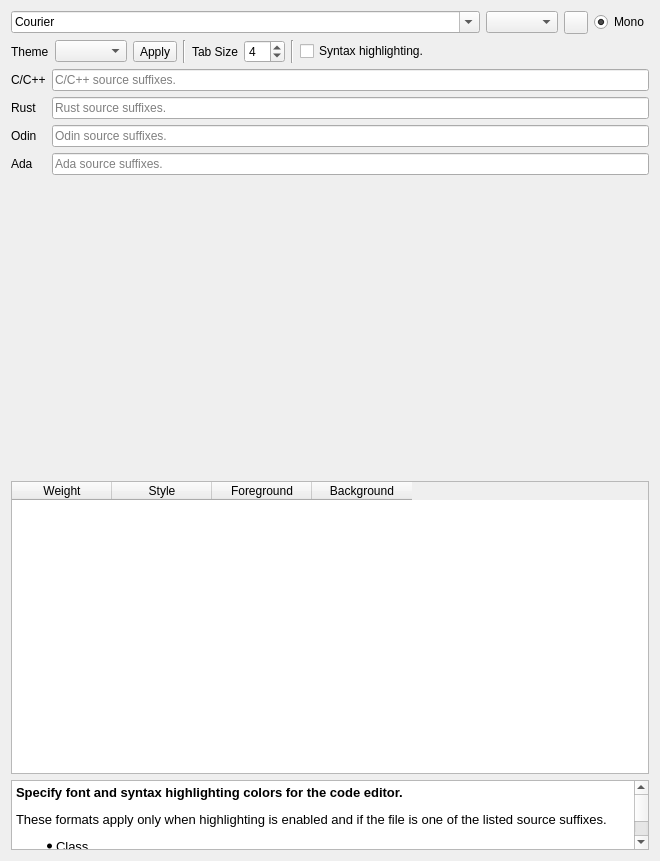
epasveer/seer, file src/SeerEditorConfigPage.ui: the form before one commit.
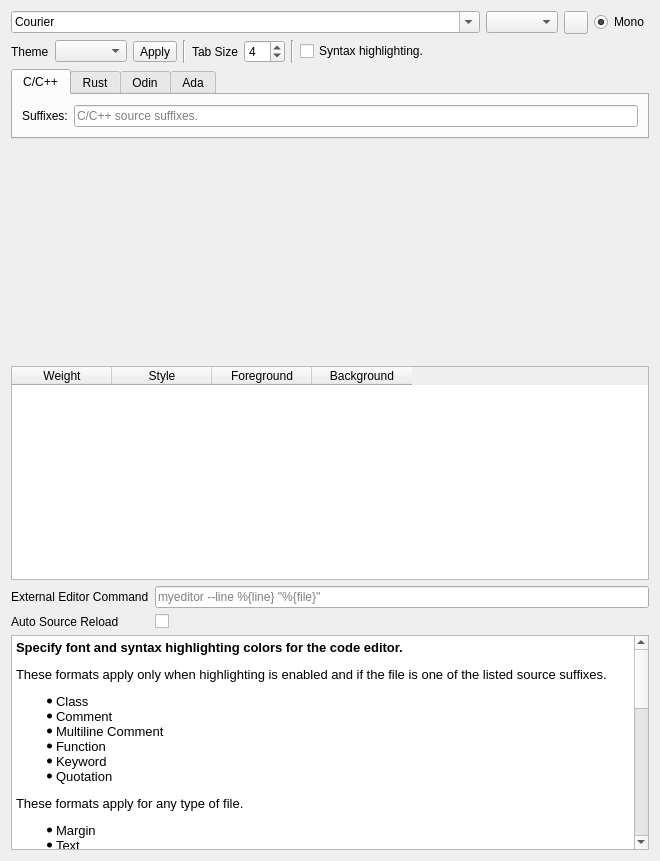
The form after the commit. Icons and pictures are not drawn. Custom widgets are drawn as their Qt base class.

Commit message:
Refactor the UI for the editor config page for future new languages
Using a tab for each language it will take less stacked vertical space and new languages will just be added as new tabs.

If a new language is added, a new tab should be simply added to the `.ui` and  a new branch in `handleLanguageTabChanged()` for updating the sample text.

```diff
--- a/src/SeerEditorConfigPage.ui
+++ b/src/SeerEditorConfigPage.ui
@@ -150,15 +150,23 @@
     </layout>
    </item>
    <item row="2" column="0">
-    <layout class="QGridLayout" name="gridLayout">
-     <item row="0" column="0">
-      <widget class="QLabel" name="cppLabel">
-       <property name="text">
+    <widget class="QTabWidget" name="languageTabWidget">
+     <property name="currentIndex">
+      <number>0</number>
+     </property>
+     <widget class="QWidget" name="tabCpp">
+      <attribute name="title">
         <string>C/C++</string>
+      </attribute>
+      <layout class="QHBoxLayout" name="horizontalLayoutCpp">
+       <item>
+        <widget class="QLabel" name="cppLabel">
+         <property name="text">
+          <string>Suffixes:</string>
        </property>
       </widget>
      </item>
-     <item row="0" column="1">
+       <item>
       <widget class="QHistoryLineEdit" name="cppSuffixesLineEdit">
        <property name="toolTip">
         <string>C/C++ source suffixes. Separated by '|'.</string>
@@ -171,14 +179,21 @@
        </property>
       </widget>
      </item>
-     <item row="1" column="0">
-      <widget class="QLabel" name="rustLabel">
-       <property name="text">
+      </layout>
+     </widget>
+     <widget class="QWidget" name="tabRust">
+      <attribute name="title">
         <string>Rust</string>
+      </attribute>
+      <layout class="QHBoxLayout" name="horizontalLayoutRust">
+       <item>
+        <widget class="QLabel" name="rustLabel">
+         <property name="text">
+          <string>Suffixes:</string>
        </property>
       </widget>
      </item>
-     <item row="1" column="1">
+       <item>
       <widget class="QHistoryLineEdit" name="rustSuffixesLineEdit">
        <property name="toolTip">
         <string>Rust source suffixes. Separated by '|'.</string>
@@ -191,14 +206,21 @@
        </property>
       </widget>
      </item>
-     <item row="2" column="0">
-      <widget class="QLabel" name="odinLabel">
-       <property name="text">
+      </layout>
+     </widget>
+     <widget class="QWidget" name="tabOdin">
+      <attribute name="title">
         <string>Odin</string>
+      </attribute>
+      <layout class="QHBoxLayout" name="horizontalLayoutOdin">
+       <item>
+        <widget class="QLabel" name="odinLabel">
+         <property name="text">
+          <string>Suffixes:</string>
        </property>
       </widget>
      </item>
-     <item row="2" column="1">
+       <item>
       <widget class="QHistoryLineEdit" name="odinSuffixesLineEdit">
        <property name="toolTip">
         <string>Odin source suffixes. Separated by '|'.</string>
@@ -211,14 +233,21 @@
        </property>
       </widget>
      </item>
-     <item row="3" column="0">
-      <widget class="QLabel" name="adaLabel">
-       <property name="text">
+      </layout>
+     </widget>
+     <widget class="QWidget" name="tabAda">
+      <attribute name="title">
         <string>Ada</string>
+      </attribute>
+      <layout class="QHBoxLayout" name="horizontalLayoutAda">
+       <item>
+        <widget class="QLabel" name="adaLabel">
+         <property name="text">
+          <string>Suffixes:</string>
        </property>
       </widget>
      </item>
-     <item row="3" column="1">
+       <item>
       <widget class="QHistoryLineEdit" name="adaSuffixesLineEdit">
        <property name="toolTip">
         <string>Ada source suffixes. Separated by '|'.</string>
@@ -232,8 +261,10 @@
       </widget>
      </item>
     </layout>
+     </widget>
+    </widget>
    </item>
-   <item row="4" column="0">
+   <item row="3" column="0">
     <widget class="SeerEditorWidgetSource" name="editorWidget" native="true">
      <property name="sizePolicy">
       <sizepolicy hsizetype="Expanding" vsizetype="Preferred">
@@ -243,7 +274,7 @@
      </property>
     </widget>
    </item>
-   <item row="5" column="0">
+   <item row="4" column="0">
     <widget class="QTableWidget" name="highlighterTableWidget">
      <property name="sizePolicy">
       <sizepolicy hsizetype="Expanding" vsizetype="Preferred">
@@ -294,7 +325,7 @@
      </column>
     </widget>
    </item>
-   <item row="6" column="0">
+   <item row="5" column="0">
     <layout class="QGridLayout" name="gridLayout_3">
      <item row="1" column="0">
       <widget class="QLabel" name="autoReloadSourceFileLabel">
```
Lines whose indentation alone changed are shown as unchanged. The commit also changes 2 other files.
